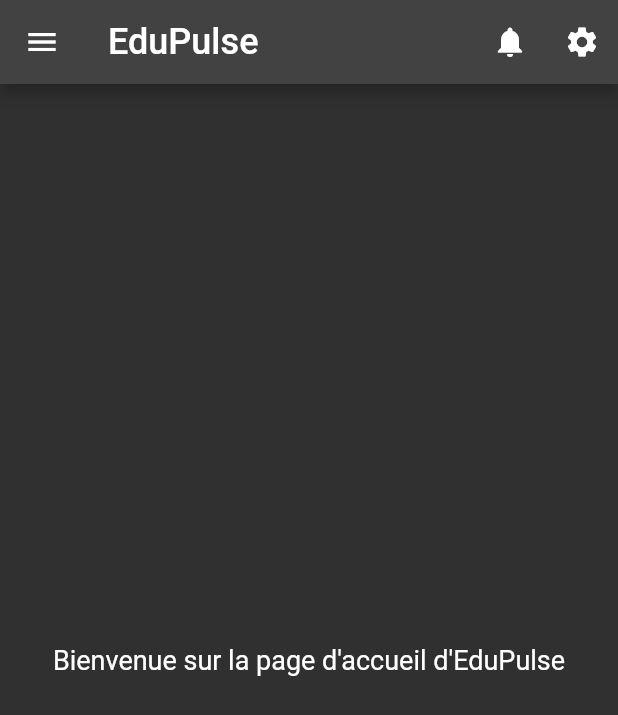
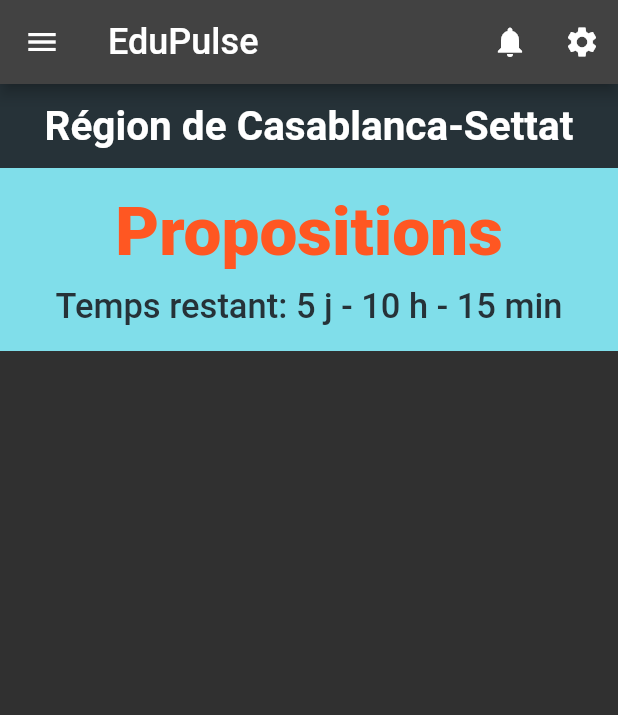
Before and after one commit to Beereex/EduPulse, a Flutter app: the screen it shows once a user with an empty profile is signed in, on a phone screen of 412 x 824 dp. Shown: the top 715 px of the screen. Run offline on Flutter 3.47's test engine with Material 2 defaults, Android fonts, the phone set to English and light mode, and no system bars; our stand-ins replace cloud_firestore, firebase_auth, firebase_core; accounts and stored records are empty.

Commit message:
coloring tests

```diff
--- a/lib/screens/account/account.dart
+++ b/lib/screens/account/account.dart
@@ -80,7 +80,7 @@ class _AccountState extends State<Account> {
                     child: Text(
                       'Modifier',
                       style: TextStyle(
-                          fontSize: 20
+                        fontSize: 20,
                       ),
                     ),
                   ),
--- a/lib/screens/home/home.dart
+++ b/lib/screens/home/home.dart
@@ -1,30 +1,49 @@
+import 'package:firebase_auth/firebase_auth.dart';
+import 'package:flutter/material.dart';
 import 'package:edupulse/screens/account/account.dart';
 import 'package:edupulse/screens/propositions/propositions.dart';
 import 'package:edupulse/screens/vote/vote.dart';
-import 'package:flutter/material.dart';
 import '../settings/settings.dart';
 import '../authenticate/sign_in.dart'; // Import your login page
 
 class Home extends StatelessWidget {
+  // Example data (replace with your actual data)
+  String currentPhase = "Propositions";
+  Duration timeRemaining = Duration(days: 5, hours: 10, minutes: 15);
+  String userRegion = "Région de Casablanca-Settat"; // Example region
 
   void showNotificationsMenu(BuildContext context) {
     // Add your code to show the notifications menu here
   }
 
-  void logout(BuildContext context) {
-    // Add your logout logic here
-    // For example, you can clear user authentication and navigate to the login page
+  void logout(BuildContext context) async {
+    await
+    FirebaseAuth.instance.signOut(); // Sign out from Firebase
+
     Navigator.pushReplacement(
       context,
-      MaterialPageRoute(builder: (context) => SignIn()), // Navigate to login page
+      MaterialPageRoute(builder: (context) => SignIn()),
     );
+  }
+
+  String formatDuration(Duration duration) {
+    int days = duration.inDays;
+    int hours = duration.inHours % 24;
+    int minutes = duration.inMinutes % 60;
+
+    return "$days j - $hours h - $minutes min";
   }
 
   @override
   Widget build(BuildContext context) {
     return Scaffold(
       appBar: AppBar(
-        title: Text('EduPulse', style: TextStyle(fontSize: 24)),
+        title: GestureDetector(
+            child: Text('EduPulse', style: TextStyle(fontSize: 24)),
+          onTap: (){
+            Navigator.of(context).popUntil((route) => route.isFirst);
+          },
+        ),
         actions: [
           PopupMenuButton(
             icon: Icon(Icons.notifications),
@@ -70,14 +89,14 @@ class Home extends StatelessWidget {
                   'Paramètres',
                   style: TextStyle(
                     color: Colors.white,
-                    fontSize: 20,
+                    fontSize: 25,
                   ),
                 ),
               ),
             ),
             ListTile(
-              leading: Icon(Icons.account_circle), // Use the appropriate icon for Account
-              title: Text('Compte'),
+              leading: Icon(Icons.account_circle,size: 40,),
+              title: Text('Compte',style: TextStyle(fontSize: 25),),
               onTap: () {
                 Navigator.pop(context);
                 Navigator.push(
@@ -87,8 +106,8 @@ class Home extends StatelessWidget {
               },
             ),
             ListTile(
-              leading: Icon(Icons.description), // Use the appropriate icon for Propositions
-              title: Text('Propositions'),
+              leading: Icon(Icons.description,size: 40,),
+              title: Text('Propositions',style: TextStyle(fontSize: 25),),
               onTap: () {
                 Navigator.pop(context);
                 Navigator.push(
@@ -98,8 +117,8 @@ class Home extends StatelessWidget {
               },
             ),
             ListTile(
-              leading: Icon(Icons.how_to_vote), // Use the appropriate icon for Voting
-              title: Text('Vote'),
+              leading: Icon(Icons.how_to_vote,size: 40,),
+              title: Text('Vote',style: TextStyle(fontSize: 25),),
               onTap: () {
                 Navigator.pop(context);
                 Navigator.push(
@@ -108,10 +127,9 @@ class Home extends StatelessWidget {
                 );
               },
             ),
-
             ListTile(
-              leading: Icon(Icons.exit_to_app),
-              title: Text('Déconnexion'),
+              leading: Icon(Icons.exit_to_app,size: 40,),
+              title: Text('Déconnexion',style: TextStyle(fontSize: 25),),
               onTap: () {
                 logout(context); // Call the logout function
               },
@@ -119,8 +137,53 @@ class Home extends StatelessWidget {
           ],
         ),
       ),
-      body: Center(
-        child: Text('Bienvenue sur la page d\'accueil d\'EduPulse', style: TextStyle(fontSize: 18)),
+      body: SingleChildScrollView(
+        child: Column(
+          children: [
+            Container(
+              width: double.infinity,
+              color: Colors.blueGrey[900], // Dark theme color
+              padding: EdgeInsets.symmetric(vertical: 12),
+              alignment: Alignment.center,
+              child: Text(
+                "$userRegion",
+                style: TextStyle(
+                  color: Colors.white,
+                  fontSize: 27,
+                  fontWeight: FontWeight.bold,
+                ),
+              ),
+            ),
+            Container(
+              width: double.infinity,
+              color: Colors.cyan.shade200, // Dark theme color for current phase
+              padding: EdgeInsets.symmetric(vertical: 16),
+              alignment: Alignment.center,
+              child: Column(
+                children: [
+                  Text(
+                    "$currentPhase",
+                    style: TextStyle(
+                      fontSize: 45,
+                      color: Colors.deepOrange.shade500,
+                      fontWeight: FontWeight.w900,
+                    ),
+                  ),
+                  SizedBox(height: 10),
+                  Text(
+                    "Temps restant: ${formatDuration(timeRemaining)}",
+                    style: TextStyle(
+                      fontSize: 23,
+                      color: Colors.blueGrey[900],
+                      fontWeight: FontWeight.w500,
+                    ),
+                  ),
+                ],
+              ),
+            ),
+            // Rest of the content...
+          ],
+        ),
       ),
     );
   }
```
